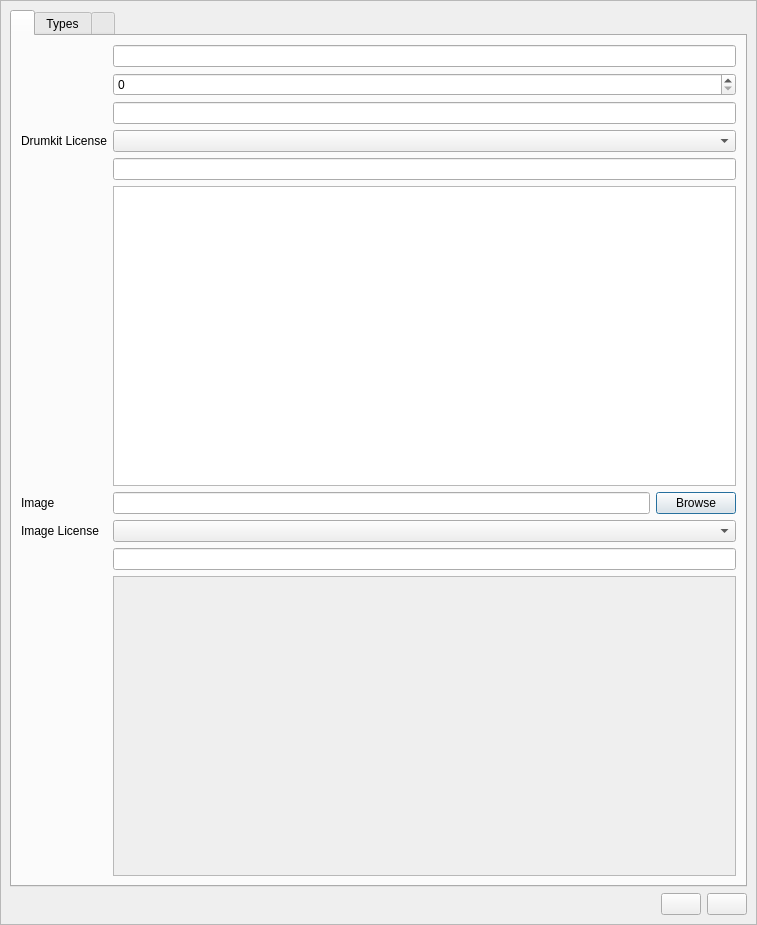
hydrogen-music/hydrogen, file src/gui/src/Rack/SoundLibrary/DrumkitPropertiesDialog_UI.ui: the form before one commit.
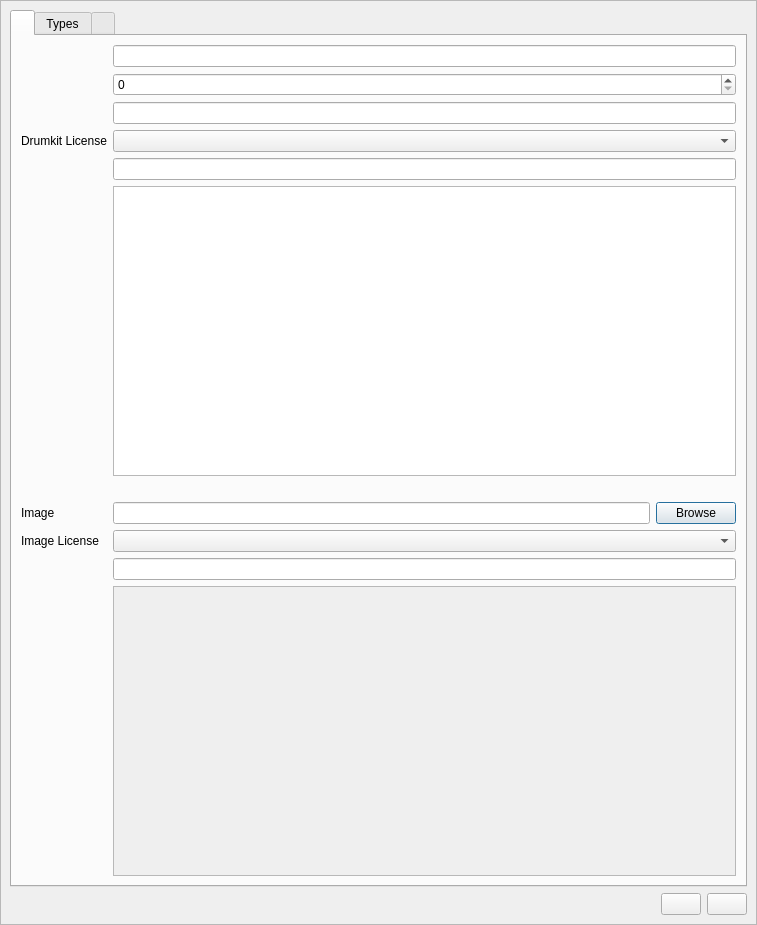
The form after the commit. Custom widgets are drawn as their Qt base class.

Commit message: DrumkitPropertiesDialog: integrate TagEdit

Diff of the .ui file:
```diff
--- a/src/gui/src/Rack/SoundLibrary/DrumkitPropertiesDialog_UI.ui
+++ b/src/gui/src/Rack/SoundLibrary/DrumkitPropertiesDialog_UI.ui
@@ -57,7 +57,7 @@
       </property>
       <layout class="QVBoxLayout" name="verticalLayout">
        <property name="sizeConstraint">
-        <enum>QLayout::SetDefaultConstraint</enum>
+        <enum>QLayout::SizeConstraint::SetDefaultConstraint</enum>
        </property>
        <item>
         <widget class="QTabWidget" name="tabWidget">
@@ -83,6 +83,9 @@
             <verstretch>0</verstretch>
            </sizepolicy>
           </property>
+          <attribute name="title">
+           <string/>
+          </attribute>
           <layout class="QGridLayout" name="gridLayout" columnstretch="0,1">
            <item row="0" column="0">
             <widget class="QLabel" name="nameLabel">
@@ -94,8 +97,8 @@
              </property>
             </widget>
            </item>
-           <item row="0" column="1">
-            <widget class="LCDDisplay" name="nameTxt">
+           <item row="2" column="1">
+            <widget class="LCDDisplay" name="authorTxt">
              <property name="sizePolicy">
               <sizepolicy hsizetype="Expanding" vsizetype="Fixed">
                <horstretch>0</horstretch>
@@ -104,6 +107,22 @@
              </property>
             </widget>
            </item>
+           <item row="8" column="0">
+            <widget class="QLabel" name="imageLicenseLbl">
+             <property name="sizePolicy">
+              <sizepolicy hsizetype="Expanding" vsizetype="Minimum">
+               <horstretch>0</horstretch>
+               <verstretch>0</verstretch>
+              </sizepolicy>
+             </property>
+             <property name="text">
+              <string>Image License</string>
+             </property>
+             <property name="wordWrap">
+              <bool>true</bool>
+             </property>
+            </widget>
+           </item>
            <item row="1" column="0">
             <widget class="QLabel" name="versionLabel">
              <property name="text">
@@ -111,8 +130,35 @@
              </property>
             </widget>
            </item>
-           <item row="1" column="1">
-            <widget class="LCDSpinBox" name="versionSpinBox"/>
+           <item row="3" column="1">
+            <widget class="LCDCombo" name="licenseComboBox">
+             <property name="sizePolicy">
+              <sizepolicy hsizetype="Expanding" vsizetype="Fixed">
+               <horstretch>0</horstretch>
+               <verstretch>0</verstretch>
+              </sizepolicy>
+             </property>
+            </widget>
+           </item>
+           <item row="9" column="1">
+            <widget class="LCDDisplay" name="imageLicenseStringTxt">
+             <property name="sizePolicy">
+              <sizepolicy hsizetype="Expanding" vsizetype="Fixed">
+               <horstretch>0</horstretch>
+               <verstretch>0</verstretch>
+              </sizepolicy>
+             </property>
+            </widget>
+           </item>
+           <item row="8" column="1">
+            <widget class="LCDCombo" name="imageLicenseComboBox">
+             <property name="sizePolicy">
+              <sizepolicy hsizetype="Expanding" vsizetype="Fixed">
+               <horstretch>0</horstretch>
+               <verstretch>0</verstretch>
+              </sizepolicy>
+             </property>
+            </widget>
            </item>
            <item row="2" column="0">
             <widget class="QLabel" name="authorLabel">
@@ -124,13 +170,97 @@
              </property>
             </widget>
            </item>
-           <item row="2" column="1">
-            <widget class="LCDDisplay" name="authorTxt">
+           <item row="7" column="0">
+            <widget class="QLabel" name="label_5">
              <property name="sizePolicy">
-              <sizepolicy hsizetype="Expanding" vsizetype="Fixed">
+              <sizepolicy hsizetype="Preferred" vsizetype="Minimum">
                <horstretch>0</horstretch>
                <verstretch>0</verstretch>
               </sizepolicy>
+             </property>
+             <property name="text">
+              <string>Image</string>
+             </property>
+            </widget>
+           </item>
+           <item row="10" column="1">
+            <widget class="QLabel" name="drumkitImageLabel">
+             <property name="sizePolicy">
+              <sizepolicy hsizetype="Expanding" vsizetype="Expanding">
+               <horstretch>0</horstretch>
+               <verstretch>0</verstretch>
+              </sizepolicy>
+             </property>
+             <property name="minimumSize">
+              <size>
+               <width>0</width>
+               <height>75</height>
+              </size>
+             </property>
+             <property name="maximumSize">
+              <size>
+               <width>16777215</width>
+               <height>320</height>
+              </size>
+             </property>
+             <property name="palette">
+              <palette>
+               <active>
+                <colorrole role="WindowText">
+                 <brush brushstyle="SolidPattern">
+                  <color alpha="0">
+                   <red>34</red>
+                   <green>31</green>
+                   <blue>30</blue>
+                  </color>
+                 </brush>
+                </colorrole>
+               </active>
+               <inactive>
+                <colorrole role="WindowText">
+                 <brush brushstyle="SolidPattern">
+                  <color alpha="0">
+                   <red>34</red>
+                   <green>31</green>
+                   <blue>30</blue>
+                  </color>
+                 </brush>
+                </colorrole>
+               </inactive>
+               <disabled>
+                <colorrole role="WindowText">
+                 <brush brushstyle="SolidPattern">
+                  <color alpha="255">
+                   <red>144</red>
+                   <green>141</green>
+                   <blue>139</blue>
+                  </color>
+                 </brush>
+                </colorrole>
+               </disabled>
+              </palette>
+             </property>
+             <property name="autoFillBackground">
+              <bool>true</bool>
+             </property>
+             <property name="frameShape">
+              <enum>QFrame::Shape::StyledPanel</enum>
+             </property>
+             <property name="text">
+              <string/>
+             </property>
+             <property name="scaledContents">
+              <bool>false</bool>
+             </property>
+             <property name="alignment">
+              <set>Qt::AlignmentFlag::AlignCenter</set>
+             </property>
+            </widget>
+           </item>
+           <item row="5" column="0">
+            <widget class="QLabel" name="notesLabel">
+             <property name="alignment">
+              <set>Qt::AlignmentFlag::AlignLeading|Qt::AlignmentFlag::AlignLeft|Qt::AlignmentFlag::AlignVCenter</set>
              </property>
             </widget>
            </item>
@@ -146,23 +276,13 @@
               <string>Drumkit License</string>
              </property>
              <property name="alignment">
-              <set>Qt::AlignLeading|Qt::AlignLeft|Qt::AlignVCenter</set>
+              <set>Qt::AlignmentFlag::AlignLeading|Qt::AlignmentFlag::AlignLeft|Qt::AlignmentFlag::AlignVCenter</set>
              </property>
              <property name="wordWrap">
               <bool>true</bool>
              </property>
             </widget>
            </item>
-           <item row="3" column="1">
-            <widget class="LCDCombo" name="licenseComboBox">
-             <property name="sizePolicy">
-              <sizepolicy hsizetype="Expanding" vsizetype="Fixed">
-               <horstretch>0</horstretch>
-               <verstretch>0</verstretch>
-              </sizepolicy>
-             </property>
-            </widget>
-           </item>
            <item row="4" column="0">
             <widget class="QLabel" name="licenseStringLbl">
              <property name="text">
@@ -170,25 +290,25 @@
              </property>
             </widget>
            </item>
-           <item row="4" column="1">
-            <widget class="LCDDisplay" name="licenseStringTxt">
+           <item row="9" column="0">
+            <widget class="QLabel" name="imageLicenseStringLbl">
+             <property name="text">
+              <string/>
+             </property>
+            </widget>
+           </item>
+           <item row="0" column="1">
+            <widget class="LCDDisplay" name="nameTxt">
              <property name="sizePolicy">
               <sizepolicy hsizetype="Expanding" vsizetype="Fixed">
                <horstretch>0</horstretch>
                <verstretch>0</verstretch>
               </sizepolicy>
              </property>
-             <property name="text">
-              <string/>
-             </property>
             </widget>
            </item>
-           <item row="5" column="0">
-            <widget class="QLabel" name="notesLabel">
-             <property name="alignment">
-              <set>Qt::AlignLeading|Qt::AlignLeft|Qt::AlignVCenter</set>
-             </property>
-            </widget>
+           <item row="1" column="1">
+            <widget class="LCDSpinBox" name="versionSpinBox"/>
            </item>
            <item row="5" column="1">
             <widget class="LCDTextEdit" name="infoTxt">
@@ -212,20 +332,7 @@
              </property>
             </widget>
            </item>
-           <item row="6" column="0">
-            <widget class="QLabel" name="label_5">
-             <property name="sizePolicy">
-              <sizepolicy hsizetype="Preferred" vsizetype="Minimum">
-               <horstretch>0</horstretch>
-               <verstretch>0</verstretch>
-              </sizepolicy>
-             </property>
-             <property name="text">
-              <string>Image</string>
-             </property>
-            </widget>
-           </item>
-           <item row="6" column="1">
+           <item row="7" column="1">
             <layout class="QHBoxLayout" name="horizontalLayout_3">
              <item>
               <widget class="LCDDisplay" name="imageText">
@@ -261,120 +368,26 @@
              </item>
             </layout>
            </item>
-           <item row="7" column="0">
-            <widget class="QLabel" name="imageLicenseLbl">
+           <item row="4" column="1">
+            <widget class="LCDDisplay" name="licenseStringTxt">
              <property name="sizePolicy">
-              <sizepolicy hsizetype="Expanding" vsizetype="Minimum">
-               <horstretch>0</horstretch>
-               <verstretch>0</verstretch>
-              </sizepolicy>
-             </property>
-             <property name="text">
-              <string>Image License</string>
-             </property>
-             <property name="wordWrap">
-              <bool>true</bool>
-             </property>
-            </widget>
-           </item>
-           <item row="7" column="1">
-            <widget class="LCDCombo" name="imageLicenseComboBox">
-             <property name="sizePolicy">
               <sizepolicy hsizetype="Expanding" vsizetype="Fixed">
                <horstretch>0</horstretch>
                <verstretch>0</verstretch>
               </sizepolicy>
              </property>
-            </widget>
-           </item>
-           <item row="8" column="0">
-            <widget class="QLabel" name="imageLicenseStringLbl">
              <property name="text">
               <string/>
              </property>
             </widget>
            </item>
-           <item row="8" column="1">
-            <widget class="LCDDisplay" name="imageLicenseStringTxt">
-             <property name="sizePolicy">
-              <sizepolicy hsizetype="Expanding" vsizetype="Fixed">
-               <horstretch>0</horstretch>
-               <verstretch>0</verstretch>
-              </sizepolicy>
-             </property>
-            </widget>
+           <item row="6" column="1">
+            <widget class="TagEdit" name="m_pTagEdit"/>
            </item>
-           <item row="9" column="1">
-            <widget class="QLabel" name="drumkitImageLabel">
-             <property name="sizePolicy">
-              <sizepolicy hsizetype="Expanding" vsizetype="Expanding">
-               <horstretch>0</horstretch>
-               <verstretch>0</verstretch>
-              </sizepolicy>
-             </property>
-             <property name="minimumSize">
-              <size>
-               <width>0</width>
-               <height>75</height>
-              </size>
-             </property>
-             <property name="maximumSize">
-              <size>
-               <width>16777215</width>
-               <height>320</height>
-              </size>
-             </property>
-             <property name="palette">
-              <palette>
-               <active>
-                <colorrole role="WindowText">
-                 <brush brushstyle="SolidPattern">
-                  <color alpha="0">
-                   <red>34</red>
-                   <green>31</green>
-                   <blue>30</blue>
-                  </color>
-                 </brush>
-                </colorrole>
-               </active>
-               <inactive>
-                <colorrole role="WindowText">
-                 <brush brushstyle="SolidPattern">
-                  <color alpha="0">
-                   <red>34</red>
-                   <green>31</green>
-                   <blue>30</blue>
-                  </color>
-                 </brush>
-                </colorrole>
-               </inactive>
-               <disabled>
-                <colorrole role="WindowText">
-                 <brush brushstyle="SolidPattern">
-                  <color alpha="255">
-                   <red>144</red>
-                   <green>141</green>
-                   <blue>139</blue>
-                  </color>
-                 </brush>
-                </colorrole>
-               </disabled>
-              </palette>
-             </property>
-             <property name="autoFillBackground">
-              <bool>true</bool>
-             </property>
-             <property name="frameShape">
-              <enum>QFrame::StyledPanel</enum>
-             </property>
+           <item row="6" column="0">
+            <widget class="QLabel" name="m_pTagsLabel">
              <property name="text">
-              <string/>
-             </property>
-             <property name="scaledContents">
-              <bool>false</bool>
-             </property>
-             <property name="alignment">
-              <set>Qt::AlignCenter</set>
+              <string></string>
              </property>
             </widget>
            </item>
@@ -419,6 +432,9 @@
           </layout>
          </widget>
          <widget class="QWidget" name="tabLicenses">
+          <attribute name="title">
+           <string/>
+          </attribute>
           <layout class="QHBoxLayout" name="horizontalLayout_2">
            <property name="spacing">
             <number>0</number>
@@ -447,7 +463,7 @@
          <item>
           <spacer name="horizontalSpacer">
            <property name="orientation">
-            <enum>Qt::Horizontal</enum>
+            <enum>Qt::Orientation::Horizontal</enum>
            </property>
            <property name="sizeHint" stdset="0">
             <size>
@@ -508,6 +524,12 @@
    <header location="global">../src/Rack/SoundLibrary/TypesTable.h</header>
    <container>1</container>
   </customwidget>
+  <customwidget>
+   <class>TagEdit</class>
+   <extends>QWidget</extends>
+   <header location="global">../src/Widgets/TagEdit.h</header>
+   <container>1</container>
+  </customwidget>
  </customwidgets>
  <tabstops>
   <tabstop>saveBtn</tabstop>
```
The commit also changes 1 other file.
